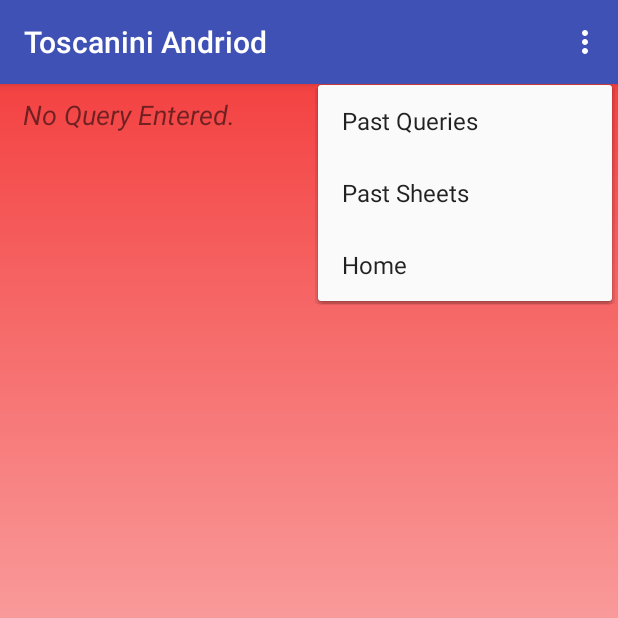
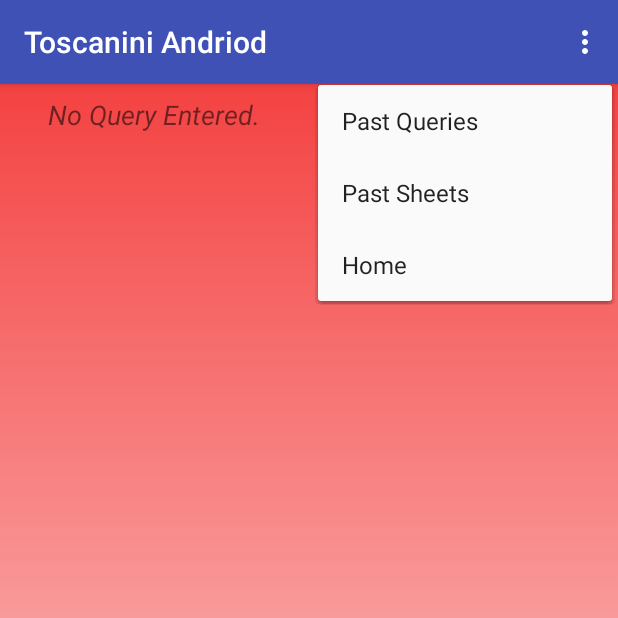
Before and after one commit to MegaArman/Toscanini_Android, an Android app: the fragment SheetFragment placed in its activity, with the options menu open, on a phone screen of 412 x 824 dp, the top half of it. Run offline under Robolectric (Android 15) with nearby library versions, the phone set to English and light mode, and no system bars; our stand-ins replace Volley; network calls fail; 1 statement that could not run was skipped.

```diff
--- a/MusicalGoogle/app/src/main/res/layout/all_sheet_layout.xml
+++ b/MusicalGoogle/app/src/main/res/layout/all_sheet_layout.xml
@@ -15,16 +15,20 @@
         android:textSize="18sp"
         android:textStyle="italic"
         app:layout_constraintLeft_toLeftOf="parent"
-        app:layout_constraintTop_toTopOf="parent" />
+        app:layout_constraintTop_toTopOf="parent"
+        android:layout_marginRight="8dp"
+        app:layout_constraintRight_toRightOf="parent" />
 
     <ListView
         android:id="@+id/all_urls"
-        android:layout_width="367dp"
-        android:layout_height="395dp"
-        android:layout_marginLeft="-24dp"
-        android:layout_marginRight="0dp"
-        app:layout_constraintHorizontal_bias="0.825"
+        android:layout_width="379dp"
+        android:layout_height="471dp"
+        android:layout_marginLeft="8dp"
+        android:layout_marginRight="8dp"
+        android:fadeScrollbars="false"
+        app:layout_constraintHorizontal_bias="0.666"
         app:layout_constraintLeft_toLeftOf="parent"
         app:layout_constraintRight_toRightOf="parent"
-        tools:layout_editor_absoluteY="64dp" />
+        android:layout_marginTop="8dp"
+        app:layout_constraintTop_toBottomOf="@+id/queryView" />
 </android.support.constraint.ConstraintLayout>
```
Also changed, not shown: MusicalGoogle/app/src/main/java/com/studionobume/musicalgoogle/Service/BackgroundService.java (+29 -38 lines).
